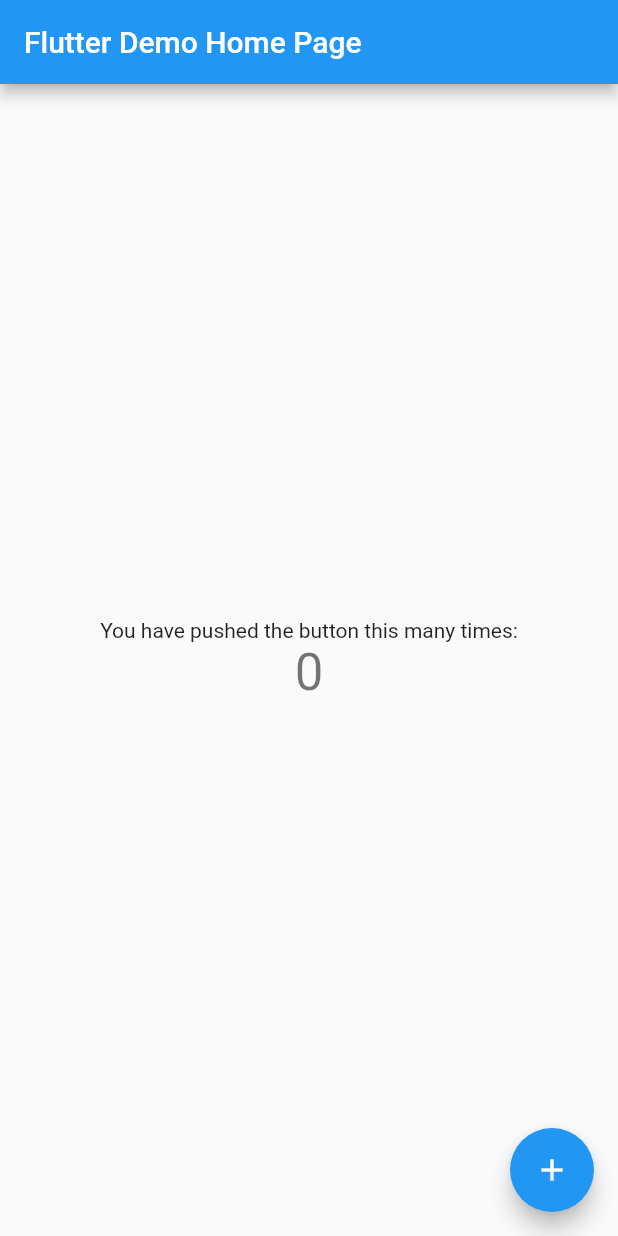
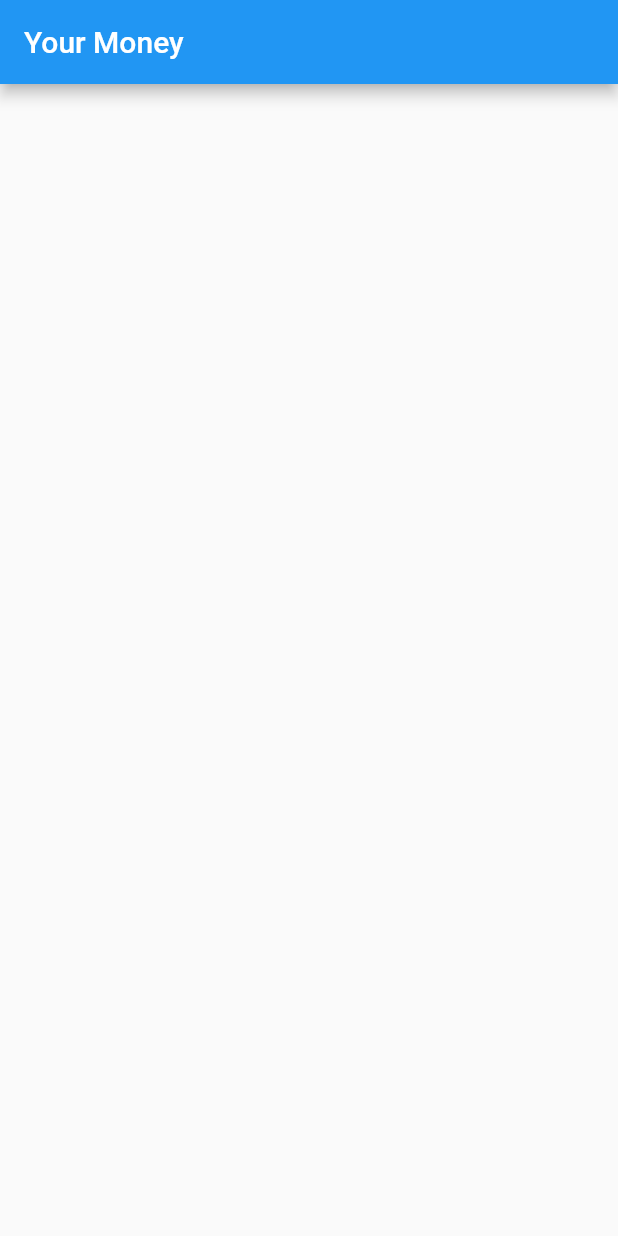
Before and after one commit to psvehla/digital_banking, a Flutter app: the screen it shows after launch, on a phone screen of 412 x 824 dp. Run offline on Flutter 3.47's test engine with Material 2 defaults, Android fonts, the phone set to English and light mode, and no system bars.

Commit message:
Dashboard from ChatGPT.

```diff
--- /dev/null
+++ b/lib/dashboard.dart
@@ -0,0 +1,75 @@
+import 'package:flutter/material.dart';
+
+class Dashboard extends StatelessWidget {
+  @override
+  Widget build(BuildContext context) {
+    return Scaffold(
+      appBar: AppBar(
+        title: Text('Your Money'),
+      ),
+      body: Column(
+        children: [
+          NetWorth(),
+          SizedBox(height: 16),
+          ExpenseSummary(),
+          SizedBox(height: 16),
+          IncomeSummary(),
+          SizedBox(height: 16),
+          InvestmentPerformance(),
+          SizedBox(height: 16),
+          FinancialGoals(),
+          SizedBox(height: 16),
+          Notifications(),
+        ],
+      ),
+    );
+  }
+}
+
+class NetWorth extends StatelessWidget {
+  @override
+  Widget build(BuildContext context) {
+    // TODO: Implement NetWorth widget UI.
+    return Container();
+  }
+}
+
+class ExpenseSummary extends StatelessWidget {
+  @override
+  Widget build(BuildContext context) {
+    // TODO: Implement ExpenseSummary widget UI.
+    return Container();
+  }
+}
+
+class IncomeSummary extends StatelessWidget {
+  @override
+  Widget build(BuildContext context) {
+    // TODO: Implement IncomeSummary widget UI.
+    return Container();
+  }
+}
+
+class InvestmentPerformance extends StatelessWidget {
+  @override
+  Widget build(BuildContext context) {
+    // TODO: Implement InvestmentPerformance widget UI.
+    return Container();
+  }
+}
+
+class FinancialGoals extends StatelessWidget {
+  @override
+  Widget build(BuildContext context) {
+    // TODO: Implement FinancialGoals widget UI.
+    return Container();
+  }
+}
+
+class Notifications extends StatelessWidget {
+  @override
+  Widget build(BuildContext context) {
+    // TODO: Implement Notifications widget UI.
+    return Container();
+  }
+}
--- a/lib/main.dart
+++ b/lib/main.dart
@@ -1,3 +1,4 @@
+import 'package:digital_banking/dashboard.dart';
 import 'package:flutter/material.dart';
 
 void main() {
@@ -24,7 +25,7 @@
         // is not restarted.
         primarySwatch: Colors.blue,
       ),
-      home: const MyHomePage(title: 'Flutter Demo Home Page'),
+      home: Dashboard(),
     );
   }
 }
```
